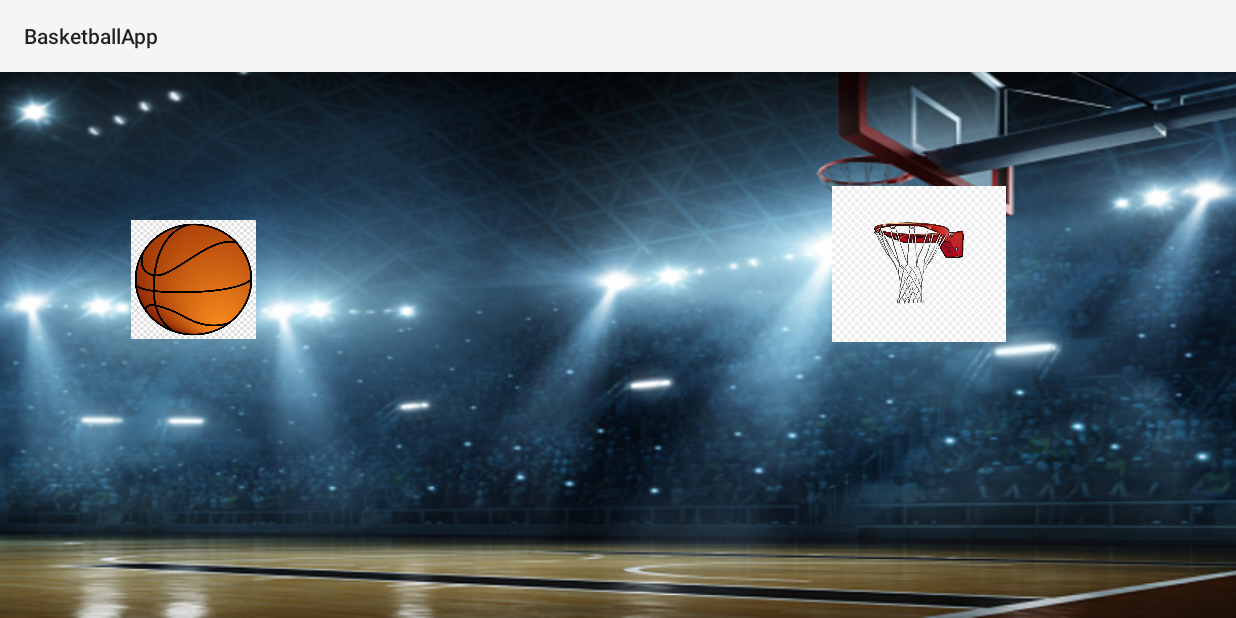
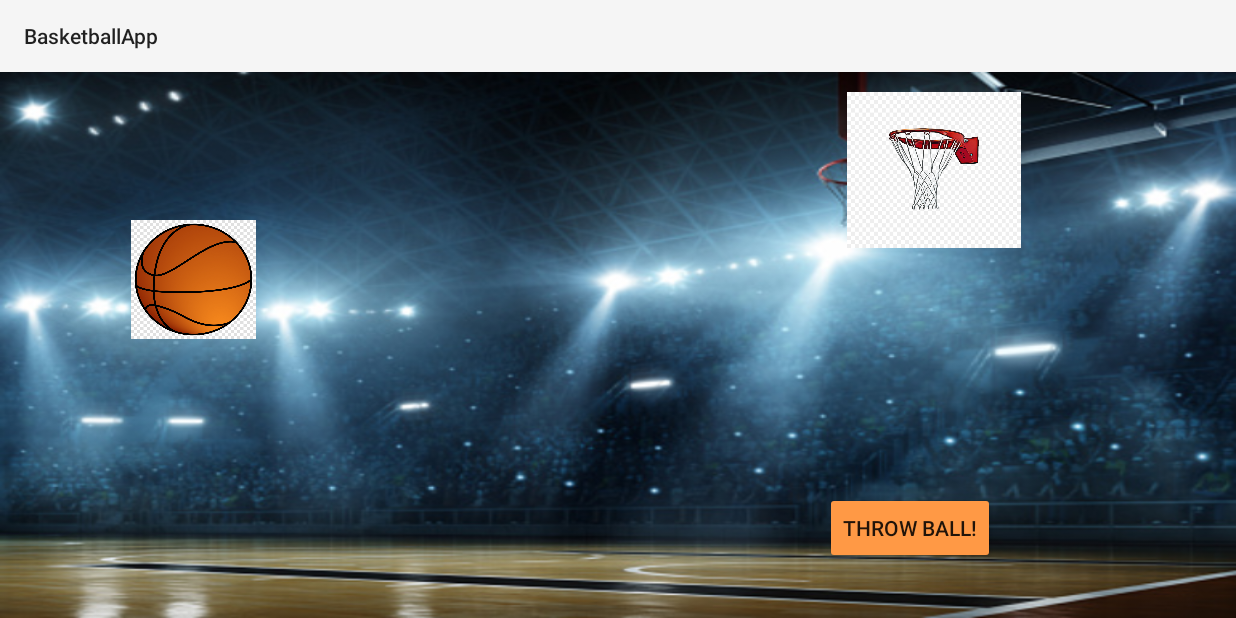
Before and after one commit to Delizcolonj/BasketballApp, an Android app: the Game screen opened directly, with no data from a screen before it, on a phone screen of 824 x 412 dp (held sideways). Run offline under Robolectric (Android 15) with nearby library versions, the phone set to English and light mode, and no system bars.

Commit message:
Stabalized, (no physics implemented in this push)
Shoot button added

```diff
--- a/app/src/main/java/edu/wit/mobileapp/basketballapp/BallPhys.java
+++ b/app/src/main/java/edu/wit/mobileapp/basketballapp/BallPhys.java
@@ -1,6 +1,8 @@
 package edu.wit.mobileapp.basketballapp;
+
+import android.graphics.Bitmap;
 
 public class BallPhys {
     int x, y;
-
+    Bitmap fl;
 }
--- a/app/src/main/java/edu/wit/mobileapp/basketballapp/Game.java
+++ b/app/src/main/java/edu/wit/mobileapp/basketballapp/Game.java
@@ -14,9 +14,10 @@ private GameView GameV;
 
     protected void onCreate(Bundle savedInstance) {
         super.onCreate(savedInstance);
+
         setContentView(R.layout.game_layout);
-        //GameV = new GameView(context this);
-        this.GameV = GameV;
+        GameV = new GameView(this, 1, 1);
+        //this.GameV = GameV;
 
 
     }
--- a/app/src/main/java/edu/wit/mobileapp/basketballapp/GameView.java
+++ b/app/src/main/java/edu/wit/mobileapp/basketballapp/GameView.java
@@ -11,8 +11,10 @@ public class GameView extends SurfaceView implements Runnable {
     private Thread thread;
     public boolean isPlaying = true;
     private Context context;
-    public GameView(Context f) {
+
+    public GameView(Context f, int x, int y) {
         super(f);
+
     }
 
     @Override
@@ -33,5 +35,7 @@ public class GameView extends SurfaceView implements Runnable {
         catch (InterruptedException e) {
             e.printStackTrace();
         }
+
+
     }
 }
--- a/app/src/main/res/layout/game_layout.xml
+++ b/app/src/main/res/layout/game_layout.xml
@@ -34,13 +34,25 @@
         android:scaleX="-1"
         app:layout_constraintBottom_toBottomOf="parent"
         app:layout_constraintEnd_toEndOf="parent"
-        app:layout_constraintHorizontal_bias="0.783"
+        app:layout_constraintHorizontal_bias="0.798"
         app:layout_constraintStart_toStartOf="parent"
         app:layout_constraintTop_toTopOf="parent"
-        app:layout_constraintVertical_bias="0.293">
+        app:layout_constraintVertical_bias="0.052">
 
 
     </ImageView>
 
+    <Button
+        android:id="@+id/btn_shoot"
+        android:layout_width="wrap_content"
+        android:layout_height="wrap_content"
+        android:backgroundTint="@color/orange"
+        android:text="Throw ball!"
+        app:layout_constraintBottom_toBottomOf="parent"
+        app:layout_constraintEnd_toEndOf="parent"
+        app:layout_constraintHorizontal_bias="0.774"
+        app:layout_constraintStart_toStartOf="parent"
+        app:layout_constraintTop_toTopOf="parent"
+        app:layout_constraintVertical_bias="0.887" />
 
 </androidx.constraintlayout.widget.ConstraintLayout>
--- /dev/null
+++ b/app/src/main/res/values/ids.xml
@@ -0,0 +1,4 @@
+<?xml version="1.0" encoding="utf-8"?>
+<resources>
+    <item name="btn_shoot" type="id" />
+</resources>
```
